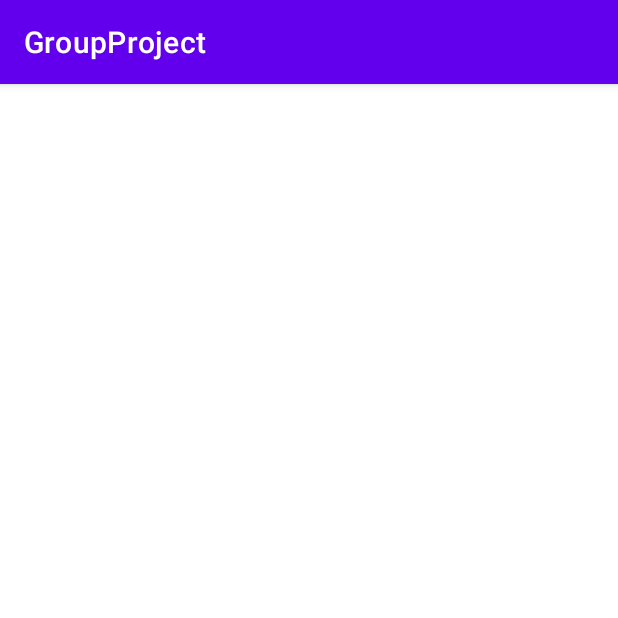
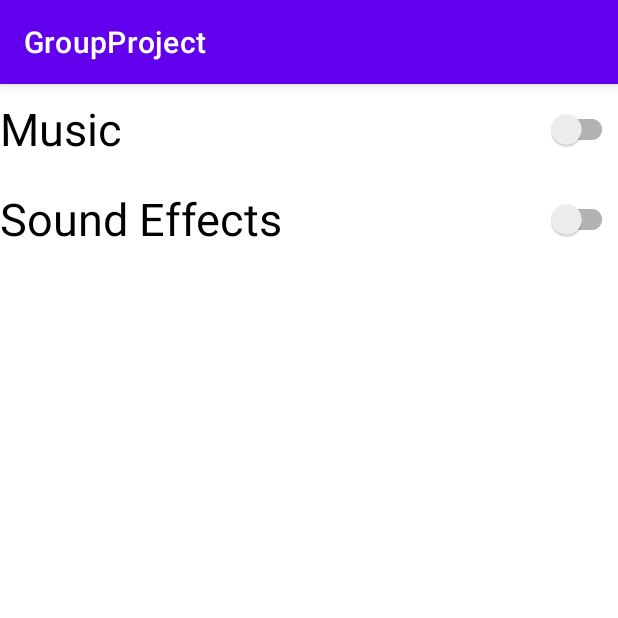
Before and after one commit to camdenm01/GroupProject, an Android app: the screen it shows after launch (SettingsActivity), after a tap on "SETTINGS", on a phone screen of 412 x 824 dp, the top half of it. Run offline under Robolectric (Android 15) with nearby library versions, the phone set to English and light mode, and no system bars.

Commit message:
Added switches to settings activity

```diff
--- a/app/src/main/java/com/example/groupproject/MainActivity.java
+++ b/app/src/main/java/com/example/groupproject/MainActivity.java
@@ -13,7 +13,7 @@ public class MainActivity extends AppCompatActivity {
     @Override
     protected void onCreate(Bundle savedInstanceState) {
         super.onCreate(savedInstanceState);
-        setContentView(R.layout.layout_main);
+        setContentView(R.layout.activity_main);
 
         Button startGameButton = (Button) findViewById(R.id.game_start_button);
         Button settingsButton = (Button) findViewById(R.id.settings_button);
--- a/app/src/main/res/layout/activity_settings.xml
+++ b/app/src/main/res/layout/activity_settings.xml
@@ -6,4 +6,25 @@
     android:layout_height="match_parent"
     tools:context=".SettingsActivity">
 
+    <androidx.appcompat.widget.SwitchCompat
+        android:id="@+id/music_switch"
+        android:layout_width="0dp"
+        android:layout_height="60dp"
+        android:switchMinWidth="60dp"
+        android:text="Music"
+        android:textSize="30sp"
+        app:layout_constraintEnd_toEndOf="parent"
+        app:layout_constraintStart_toStartOf="parent"
+        app:layout_constraintTop_toTopOf="parent" />
+
+    <androidx.appcompat.widget.SwitchCompat
+        android:id="@+id/sfx_switch"
+        android:layout_width="0dp"
+        android:layout_height="60dp"
+        android:switchMinWidth="60dp"
+        android:text="Sound Effects"
+        android:textSize="30sp"
+        app:layout_constraintEnd_toEndOf="parent"
+        app:layout_constraintStart_toStartOf="parent"
+        app:layout_constraintTop_toBottomOf="@+id/music_switch" />
 </androidx.constraintlayout.widget.ConstraintLayout>
```
Also changed, not shown: app/src/main/res/layout/activity_main.xml (renamed from app/src/main/res/layout/layout_main.xml).
